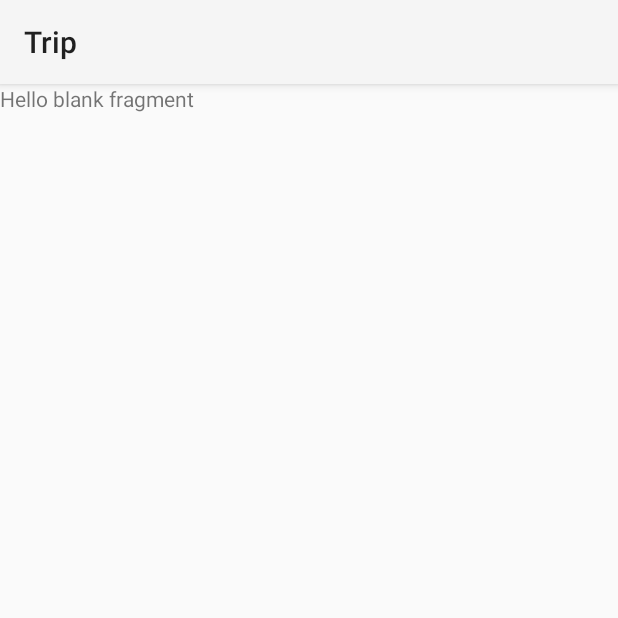
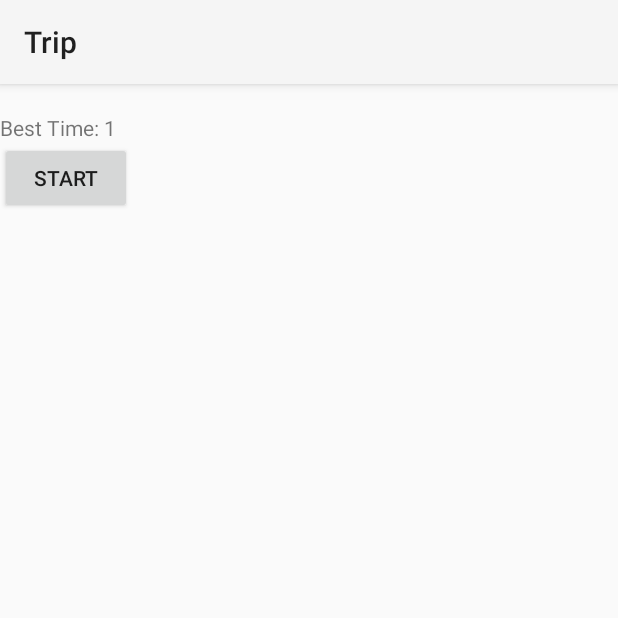
Before and after one commit to JayChetty/Trip, an Android app: the fragment RegionFragment shown on its own in the app's theme, on a phone screen of 412 x 824 dp, the top half of it. Run offline under Robolectric (Android 15) with nearby library versions, the phone set to English and light mode, and no system bars.

Commit message:
create time recording singleton

```diff
--- a/app/src/main/AndroidManifest.xml
+++ b/app/src/main/AndroidManifest.xml
@@ -13,8 +13,12 @@
             android:windowSoftInputMode="adjustPan" >
         </activity>
         <activity
+            android:name=".RegionActivity"
+            android:label="@string/app_name" >
+        </activity>
+        <activity
             android:name=".RegionChooserActivity"
-            android:label="@string/title_activity_region" >
+            android:label="@string/app_name" >
             <intent-filter>
                 <action android:name="android.intent.action.MAIN" />
                 <category android:name="android.intent.category.LAUNCHER" />
--- a/app/src/main/java/com/jaypaulchetty/trip/RegionActivity.java
+++ b/app/src/main/java/com/jaypaulchetty/trip/RegionActivity.java
@@ -8,6 +8,6 @@ import android.support.v4.app.Fragment;
 public class RegionActivity extends SingleFragmentActivity {
     @Override
     protected Fragment createFragment() {
-        return null;
+        return new RegionFragment();
     }
 }
--- a/app/src/main/java/com/jaypaulchetty/trip/RegionFragment.java
+++ b/app/src/main/java/com/jaypaulchetty/trip/RegionFragment.java
@@ -7,7 +7,8 @@ import android.support.v4.app.Fragment;
 import android.view.LayoutInflater;
 import android.view.View;
 import android.view.ViewGroup;
-
+import android.widget.Button;
+import android.widget.TextView;
 
 
 /**
@@ -15,10 +16,18 @@ import android.view.ViewGroup;
  *
  */
 public class RegionFragment extends Fragment {
+    public static final String REGION_BEST_TIME = "com.jaypaulchetty.trip.region_best_time";
+    private String mRegion;
+    private TextView mRegionView;
+    private Button mStartButton;
+    private TextView mBestTimeView;
+    private int mBestTime;
 
+    public void onCreate(Bundle savedInstanceState){
+        super.onCreate(savedInstanceState);
+        mRegion = getActivity().getIntent().getStringExtra(RegionChooserFragment.REGION_FOR_TRIPS);
+        mBestTime = getActivity().getIntent().getIntExtra(REGION_BEST_TIME, 1);
 
-    public RegionFragment() {
-        // Required empty public constructor
     }
 
 
@@ -26,7 +35,13 @@ public class RegionFragment extends Fragment {
     public View onCreateView(LayoutInflater inflater, ViewGroup container,
                              Bundle savedInstanceState) {
         // Inflate the layout for this fragment
-        return inflater.inflate(R.layout.fragment_region, container, false);
+        View v = inflater.inflate(R.layout.fragment_region, container, false);
+        mRegionView = (TextView) v.findViewById(R.id.region_view);
+        mRegionView.setText(mRegion);
+        mBestTimeView = (TextView) v.findViewById(R.id.best_time_view);
+        mBestTimeView.setText("Best Time: " + mBestTime);
+
+        return v;
     }
 
 
--- a/app/src/main/java/com/jaypaulchetty/trip/TripFragment.java
+++ b/app/src/main/java/com/jaypaulchetty/trip/TripFragment.java
@@ -19,17 +19,16 @@ import java.util.List;
 
 
 public class TripFragment extends ListFragment {
-    public static final String REGION_FOR_TRIPS = "com.jaypaulchetty.trip.region";
     private Trip mTrip;
     private TripArrayAdapter mAdapter;
     private static final String TAG ="ListFragment";
-    String mRegion;
+    private String mRegion;
 
     @Override
     public void onCreate(Bundle savedInstanceState){
         super.onCreate(savedInstanceState);
         setHasOptionsMenu(true);
-        mRegion = getActivity().getIntent().getStringExtra(REGION_FOR_TRIPS);
+        mRegion = getActivity().getIntent().getStringExtra(RegionChooserFragment.REGION_FOR_TRIPS);
         Log.d(TAG, "fragment starting with region " +  mRegion);
         TripCreator tripCreator =  TripCreator.get(getActivity());
         mTrip = tripCreator.createTrip( mRegion);
--- a/app/src/main/res/layout/fragment_region.xml
+++ b/app/src/main/res/layout/fragment_region.xml
@@ -1,13 +1,21 @@
-<FrameLayout xmlns:android="http://schemas.android.com/apk/res/android"
-    xmlns:tools="http://schemas.android.com/tools"
+<LinearLayout xmlns:android="http://schemas.android.com/apk/res/android"
     android:layout_width="match_parent"
     android:layout_height="match_parent"
-    tools:context="com.jaypaulchetty.trip.RegionFragment">
-
-    <!-- TODO: Update blank fragment layout -->
+    android:orientation="vertical"
+    >
     <TextView
-        android:layout_width="match_parent"
-        android:layout_height="match_parent"
-        android:text="@string/hello_blank_fragment" />
-
-</FrameLayout>
+        android:layout_width="wrap_content"
+        android:layout_height="wrap_content"
+        android:id="@+id/region_view"
+        />
+    <TextView
+        android:layout_width="wrap_content"
+        android:layout_height="wrap_content"
+        android:id="@+id/best_time_view"
+        />
+    <Button
+        android:layout_width="wrap_content"
+        android:layout_height="wrap_content"
+        android:id="@+id/start_button"
+        android:text="@string/start_button"/>
+</LinearLayout>
--- a/app/src/main/res/values/strings.xml
+++ b/app/src/main/res/values/strings.xml
@@ -8,5 +8,5 @@
     <string name="hello_blank_fragment">Hello blank fragment</string>
     <string name="title_activity_region">RegionActivity</string>
     <string name="action_settings">Settings</string>
-
+    <string name="start_button">Start</string>
 </resources>
```
Also changed, not shown: app/src/main/java/com/jaypaulchetty/trip/RegionChooserFragment.java (+17 -6 lines), app/src/main/java/com/jaypaulchetty/trip/RegionTimes.java (added, +39 -0 lines).
